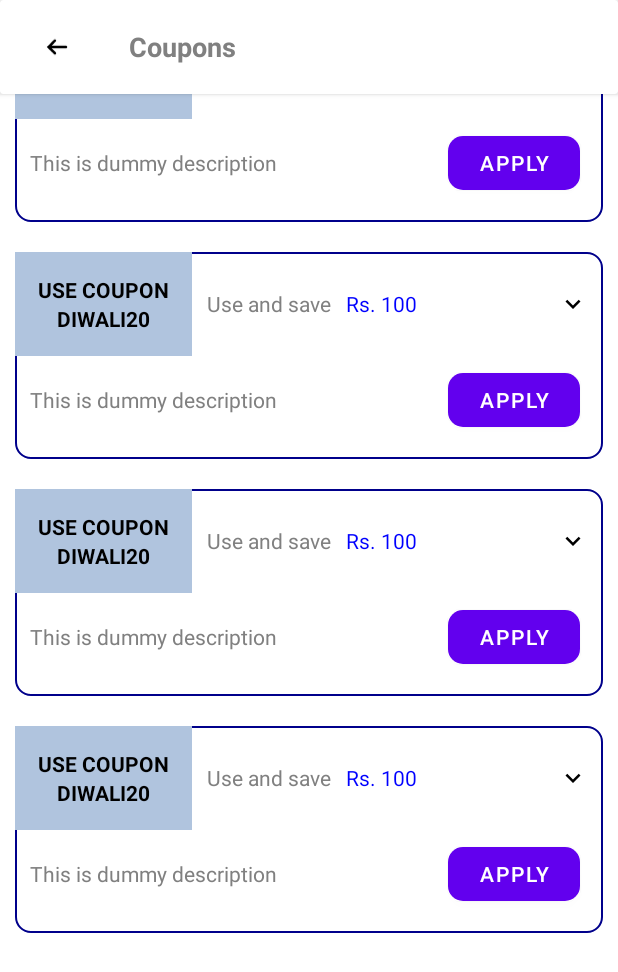
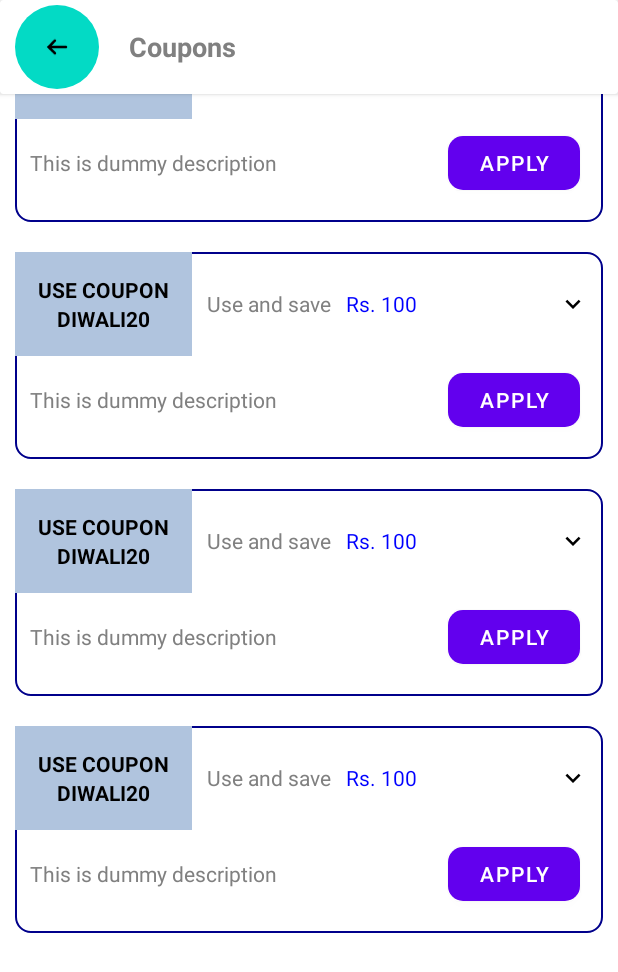
Before and after one commit to gitanshu638/AndroidApp, an Android app: the Coupon screen opened directly, with no data from a screen before it, on a phone screen of 412 x 824 dp. Shown: the top 972 px of the screen. Run offline under Robolectric (Android 15) with nearby library versions, the phone set to English and light mode, and no system bars.

```diff
--- a/app/src/main/java/com/example/gowheely/SplashActivity.java
+++ b/app/src/main/java/com/example/gowheely/SplashActivity.java
@@ -23,7 +23,7 @@ public class SplashActivity extends AppCompatActivity {
         new Handler().postDelayed(new Runnable() {
             @Override
             public void run() {
-                startActivity(new Intent(SplashActivity.this,LoginActivity.class));
+                startActivity(new Intent(SplashActivity.this,CheckoutActivity.class));
                 finish();
             }
         },2500);
--- a/app/src/main/res/layout/appbar.xml
+++ b/app/src/main/res/layout/appbar.xml
@@ -19,13 +19,14 @@
             android:layout_marginStart="10dp"
             android:layout_marginVertical="3dp"
             app:borderWidth="0dp"
-            android:src="@drawable/back"
-
             android:outlineAmbientShadowColor="@color/White"
             android:outlineSpotShadowColor="@color/White"
-            android:fabSize="mini"
-            android:backgroundTint="@color/White"
-            tools:ignore="ContentDescription" />
+            android:src="@drawable/back"/>
+
+
+<!--            android:fabSize="mini"-->
+<!--            android:backgroundTint="@color/White"-->
+<!--            tools:ignore="ContentDescription" />-->
 
         <com.google.android.material.textview.MaterialTextView
             android:id="@+id/txt_appbarTitle"
```
Also changed, not shown: app/build.gradle (+4 -4 lines).
